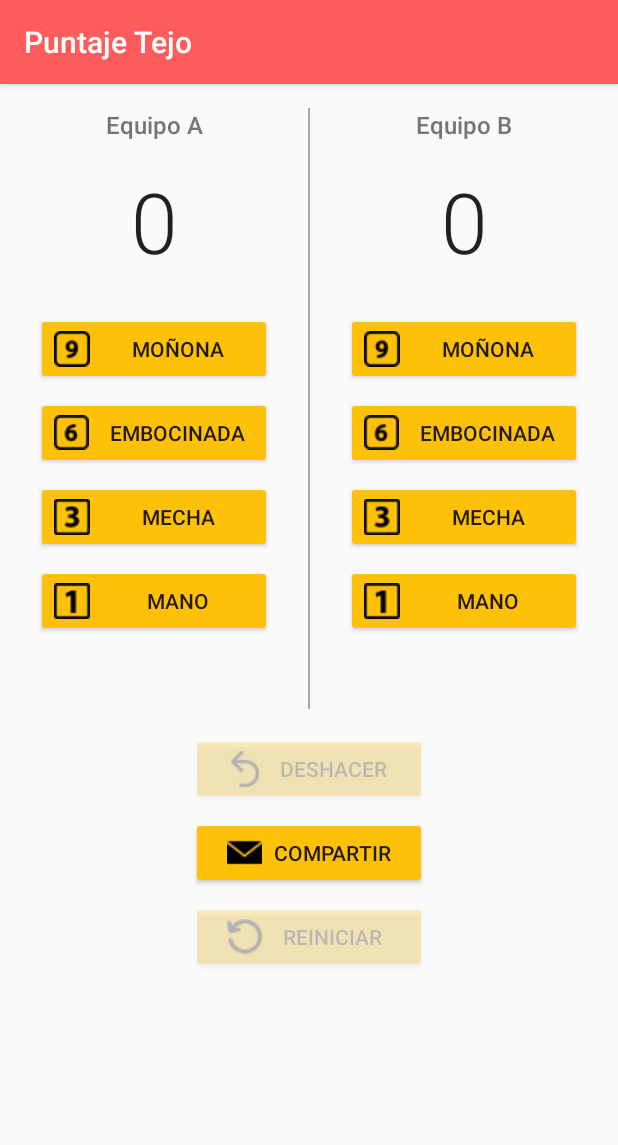
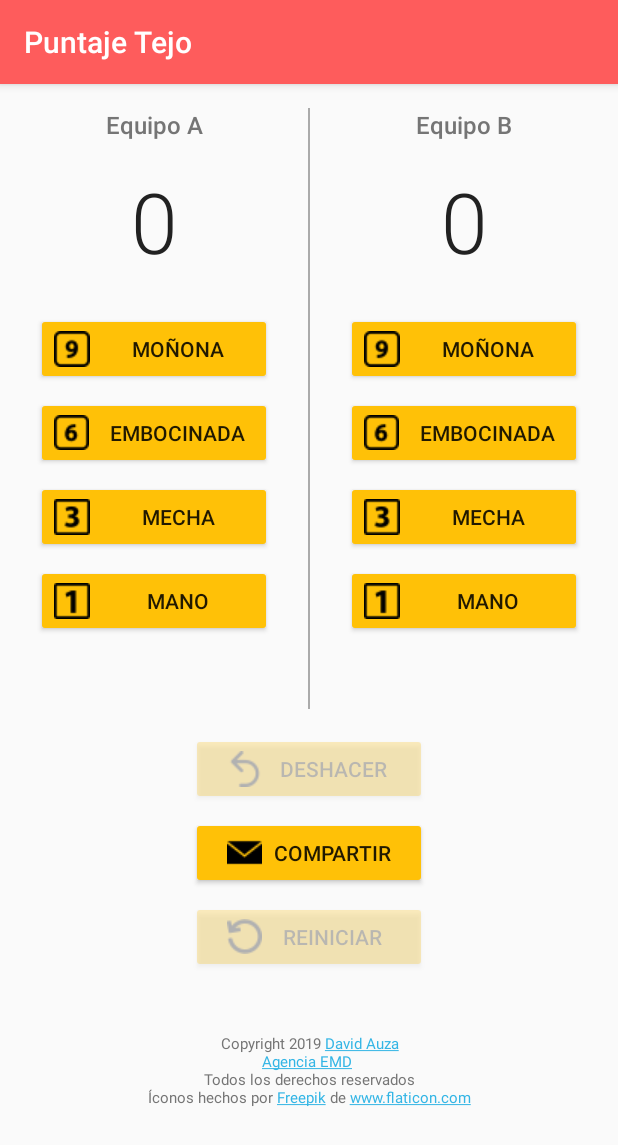
Before and after one commit to davidauza-engineer/Android-AgenciaEMD, an Android app: the screen it shows after launch (TejoCounter), after a tap on "PUNTAJE TEJO", on a phone screen of 412 x 824 dp. Shown: the top 1145 px of the screen. Run offline under Robolectric (Android 15) with nearby library versions, the phone set to English and light mode, and no system bars.

Commit message:
Reset button ready & layout ready.

```diff
--- a/app/src/main/java/engineer/davidauza/agenciaemd/MainActivity.java
+++ b/app/src/main/java/engineer/davidauza/agenciaemd/MainActivity.java
@@ -12,6 +12,28 @@ import android.widget.TextView;
 
 public class MainActivity extends AppCompatActivity {
 
+    /**
+     * This method sets the copyright text and links
+     */
+    public static void setCopyrightText(TextView pCopyrightTextView) {
+        String copyrightText = "Copyright 2019 <a href=\"https://davidauza.engineer\">David Auza</a>" +
+                "<br /><a href=\"http://agenciaemd.com\">Agencia EMD</a> " +
+                "<br />Todos los derechos reservados" +
+                "<br />Íconos hechos por <a href=\"https://www.freepik.com\">Freepik</a>" +
+                " de <a href=\"https://www.flaticon.com\">www.flaticon.com</a>";
+
+        pCopyrightTextView.setText(Html.fromHtml(copyrightText));
+        pCopyrightTextView.setMovementMethod(LinkMovementMethod.getInstance());
+    }
+
+    /**
+     * This method starts the tejo counter's activity
+     */
+    public void goToTejoActivity(View view) {
+        Intent intent = new Intent(this, TejoCounter.class);
+        startActivity(intent);
+    }
+
     @Override
     protected void onCreate(Bundle savedInstanceState) {
         super.onCreate(savedInstanceState);
@@ -23,25 +45,8 @@ public class MainActivity extends AppCompatActivity {
             description.setJustificationMode(Layout.JUSTIFICATION_MODE_INTER_WORD);
         }
 
-        // Set the copyright text and links
-        String copyrightText = "Copyright 2019 <a href=\"https://davidauza.engineer\">David Auza</a>" +
-                "<br /><a href=\"http://agenciaemd.com\">Agencia EMD</a> " +
-                "<br />Todos los derechos reservados" +
-                "<br />Íconos hechos por <a href=\"https://www.freepik.com\">Freepik</a>" +
-                " de <a href=\"https://www.flaticon.com\">www.flaticon.com</a>";
-
+        // Set copyright text
         TextView copyrightTextView = findViewById(R.id.copyright);
-        copyrightTextView.setText(Html.fromHtml(copyrightText));
-        copyrightTextView.setMovementMethod(LinkMovementMethod.getInstance());
-
+        setCopyrightText(copyrightTextView);
     }
-
-    /**
-     * This method starts the tejo counter's activity
-     */
-    public void goToTejoActivity(View view) {
-        Intent intent = new Intent(this, TejoCounter.class);
-        startActivity(intent);
-    }
-
 }
--- a/app/src/main/java/engineer/davidauza/agenciaemd/TejoCounter.java
+++ b/app/src/main/java/engineer/davidauza/agenciaemd/TejoCounter.java
@@ -56,6 +56,10 @@ public class TejoCounter extends AppCompatActivity {
         // Assign the corresponding TextView, to display score for team B
         teamBTextView = findViewById(R.id.team_b_score);
         displayScore(scoreTeamB, teamBTextView);
+
+        // Set copyright text
+        TextView copyrightTextView = findViewById(R.id.copyright);
+        MainActivity.setCopyrightText(copyrightTextView);
     }
 
     /**
@@ -275,17 +279,17 @@ public class TejoCounter extends AppCompatActivity {
             changeButtonAlpha(R.id.reset_button, 1.0f);
             resetAvailable = true;
         }
-        if (previousStateSaved) {
-            changeButtonAlpha(R.id.undo_button, 0.25f);
-            previousStateSaved = false;
-        }
         // If the winner (¡Ganador!) TextView is visible for any of the teams, set it to not visible
-        if (gameOver) {
+        if (gameOver && previousStateSaved) {
             if (scoreTeamA >= 27) {
                 changeWinnerTextViewAlpha(R.id.winner_team_a_text_view, 0);
             } else if (scoreTeamB >= 27) {
                 changeWinnerTextViewAlpha(R.id.winner_team_b_text_view, 0);
             }
+        }
+        if (previousStateSaved) {
+            changeButtonAlpha(R.id.undo_button, 0.25f);
+            previousStateSaved = false;
         }
         scoreTeamA = previousScoreTeamA;
         displayScore(scoreTeamA, teamATextView);
@@ -359,9 +363,6 @@ public class TejoCounter extends AppCompatActivity {
      * @param view
      */
     public void reset(View view) {
-        /**
-         * Manejar estado inicial despues de deshacer
-         */
         // If the winner (¡Ganador!) TextView is visible for any of the teams, set it to not visible
         if (gameOver) {
             if (scoreTeamA >= 27) {
@@ -383,6 +384,5 @@ public class TejoCounter extends AppCompatActivity {
     }
 
 
-    //TODO Implementar botón reset
     // TODO Cambio de orientación y cambio de actividad, necesito persistir los datos
 }
--- a/app/src/main/res/layout/activity_tejo_counter.xml
+++ b/app/src/main/res/layout/activity_tejo_counter.xml
@@ -176,16 +176,29 @@
             android:id="@+id/reset_button"
             style="@style/menu_buttons_tejo"
             android:layout_width="0dp"
-            android:layout_marginBottom="32dp"
             android:alpha="0.25"
             android:drawableLeft="@drawable/reset"
             android:onClick="reset"
             android:text="@string/reset"
-            app:layout_constraintBottom_toBottomOf="parent"
             app:layout_constraintLeft_toLeftOf="@id/share_button"
             app:layout_constraintRight_toRightOf="@id/share_button"
             app:layout_constraintTop_toBottomOf="@id/share_button" />
 
+        <TextView
+            android:id="@+id/copyright"
+            android:layout_width="wrap_content"
+            android:layout_height="wrap_content"
+            android:layout_marginTop="40dp"
+            android:layout_marginBottom="16dp"
+            android:gravity="center_horizontal"
+            android:textColor="@color/secondaryText"
+            android:textColorLink="@android:color/holo_blue_light"
+            android:textSize="10sp"
+            app:layout_constraintBottom_toBottomOf="parent"
+            app:layout_constraintLeft_toLeftOf="parent"
+            app:layout_constraintRight_toRightOf="parent"
+            app:layout_constraintTop_toBottomOf="@id/reset_button" />
+
     </android.support.constraint.ConstraintLayout>
 
 </ScrollView>
```
